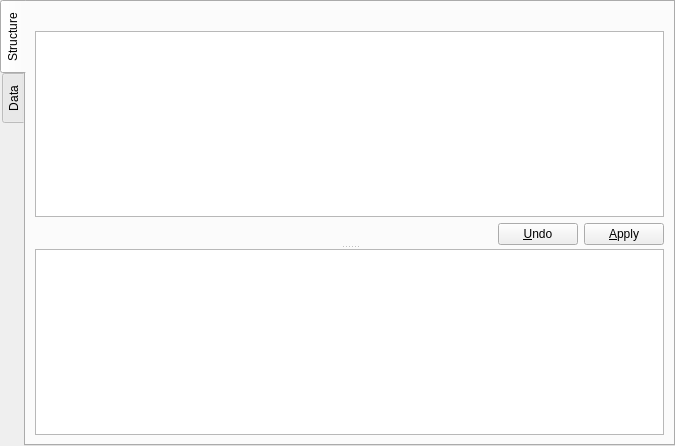
Old version of the form sqlantaresia/TableDetailsWidget.ui in the repository mtorromeo/sqlantaresia.
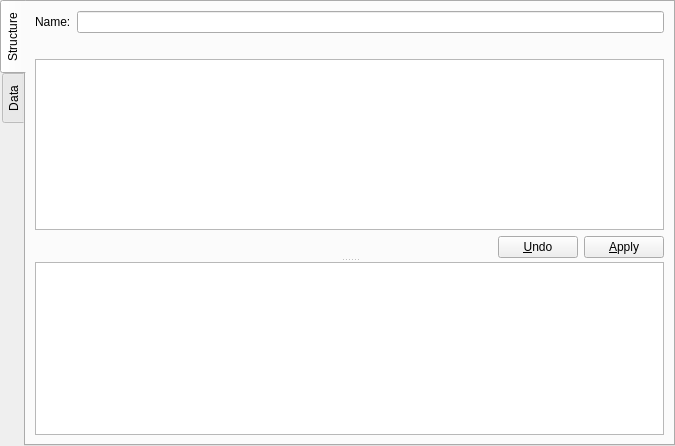
New version of the form. Icons and pictures are not drawn. Custom widgets are drawn as their Qt base class.

Commit message: Implemented table renames

```diff
--- a/sqlantaresia/TableDetailsWidget.ui
+++ b/sqlantaresia/TableDetailsWidget.ui
@@ -26,18 +26,35 @@
    </attribute>
    <layout class="QVBoxLayout" name="verticalLayout_2">
     <item>
+     <layout class="QFormLayout" name="formLayout">
+      <item row="0" column="0">
+       <widget class="QLabel" name="lblName">
+        <property name="text">
+         <string>Name:</string>
+        </property>
+        <property name="buddy">
+         <cstring>txtName</cstring>
+        </property>
+       </widget>
+      </item>
+      <item row="0" column="1">
+       <widget class="QLineEdit" name="txtName"/>
+      </item>
+      <item row="1" column="0" colspan="2">
      <widget class="QLabel" name="lblTableInfo">
       <property name="text">
        <string/>
       </property>
      </widget>
     </item>
+     </layout>
+    </item>
     <item>
      <widget class="QSplitter" name="splitter">
       <property name="orientation">
        <enum>Qt::Vertical</enum>
       </property>
-      <widget class="QWidget" name="">
+      <widget class="QWidget" name="layoutWidget">
        <layout class="QVBoxLayout" name="verticalLayout">
         <item>
          <widget class="QTableView" name="tableStructure">
```
Left out of the diff: 7 changed lines with no effect on the pictures. Lines whose indentation alone changed are shown as unchanged. The commit also changes 1 other file.
